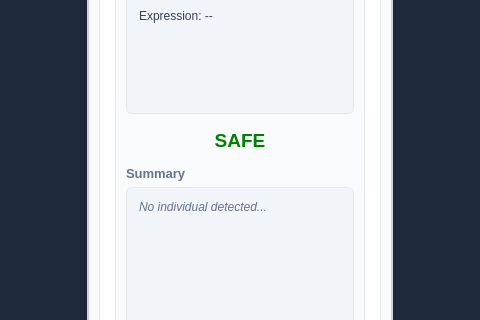
The window that gui/designer2.ui (Jurassic001/helm) describes before a commit, drawn with Qt 5; both pictures show x 310 to 790 and y 151 to 471 of the 1100 by 700 pixel window.
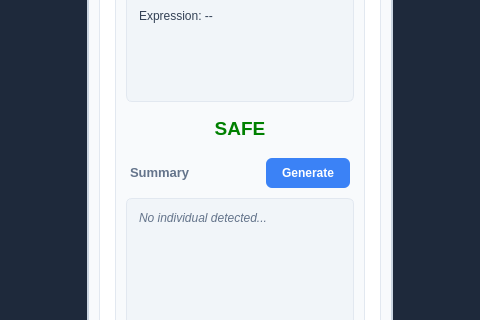
The same window after the commit.

Diff of the .ui file:
```diff
--- a/gui/designer2.ui
+++ b/gui/designer2.ui
@@ -370,6 +370,20 @@
            </widget>
           </item>
           <item>
+           <layout class="QGridLayout" name="gridLayout">
+            <property name="leftMargin">
+             <number>4</number>
+            </property>
+            <property name="topMargin">
+             <number>4</number>
+            </property>
+            <property name="rightMargin">
+             <number>4</number>
+            </property>
+            <property name="bottomMargin">
+             <number>4</number>
+            </property>
+            <item row="0" column="0">
            <widget class="QLabel" name="summary_label">
             <property name="sizePolicy">
              <sizepolicy hsizetype="Preferred" vsizetype="Fixed">
@@ -391,6 +405,28 @@
              <string>Summary</string>
             </property>
            </widget>
+            </item>
+            <item row="0" column="1">
+             <spacer name="horizontalSpacer">
+              <property name="orientation">
+               <enum>Qt::Orientation::Horizontal</enum>
+              </property>
+              <property name="sizeHint" stdset="0">
+               <size>
+                <width>40</width>
+                <height>20</height>
+               </size>
+              </property>
+             </spacer>
+            </item>
+            <item row="0" column="2">
+             <widget class="QPushButton" name="pushButton">
+              <property name="text">
+               <string>Generate</string>
+              </property>
+             </widget>
+            </item>
+           </layout>
           </item>
           <item>
            <widget class="QTextBrowser" name="stats_text_2">
```
Lines whose indentation alone changed are shown as unchanged.
